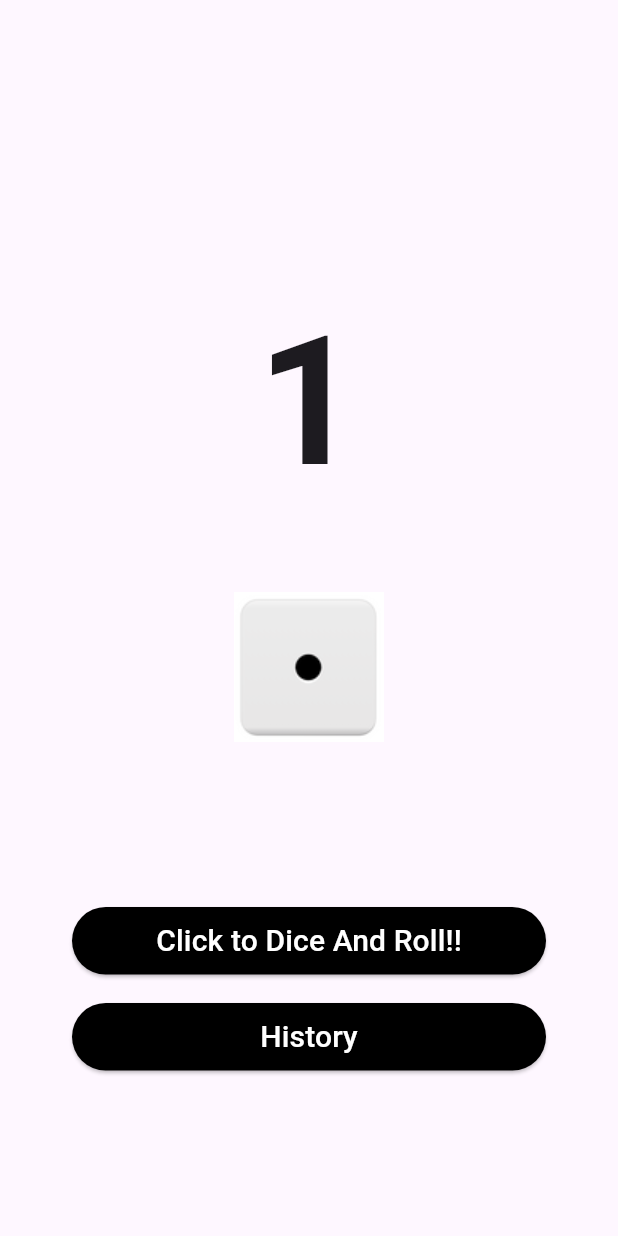
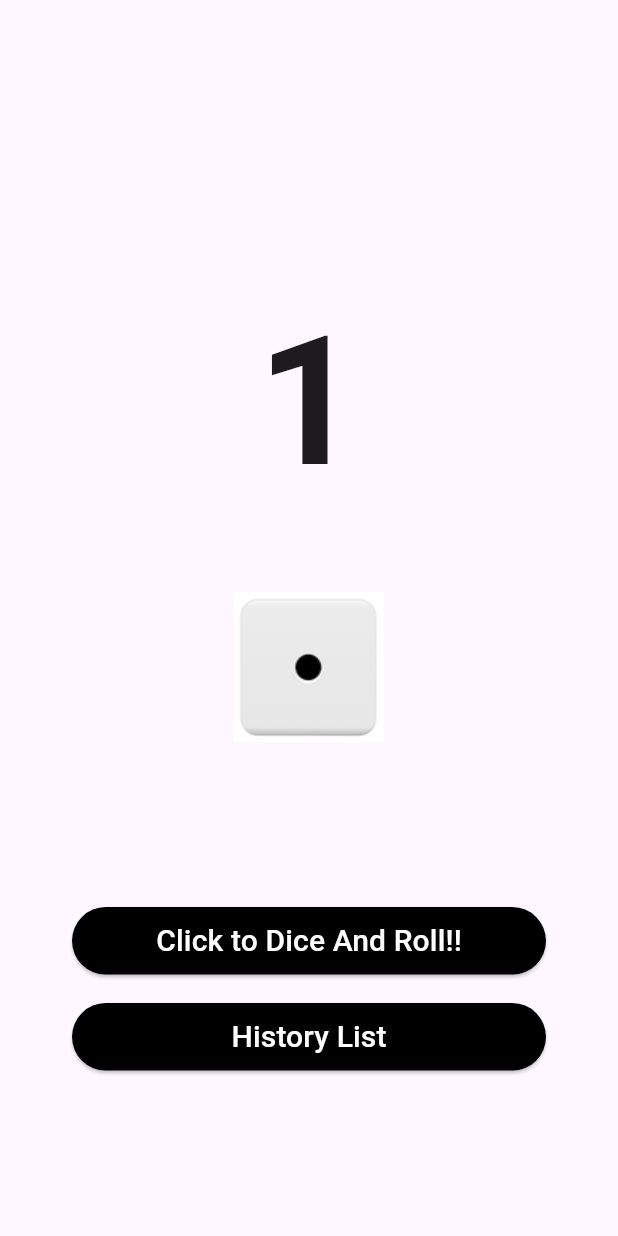
Before and after one commit to Partha0777/Dice-and-Roll, a Flutter app: the screen it shows after launch, on a phone screen of 412 x 824 dp. Run offline on Flutter 3.47's test engine with Material 3 defaults, Android fonts, the phone set to English and light mode, and no system bars.

Commit message:
#Changed values of constants.

```diff
--- a/lib/constants.dart
+++ b/lib/constants.dart
@@ -5,4 +5,5 @@ const splashDuration = 2;
 const image = "assets/images/dice_{}.png";
 const imagePlaceHolderValue = "{}";
 const buttonDiceAndRoll = "Click to Dice And Roll!!";
-const history = "History";
+const history = "History List";
+const dateAndTime = "Date & Time";
```
